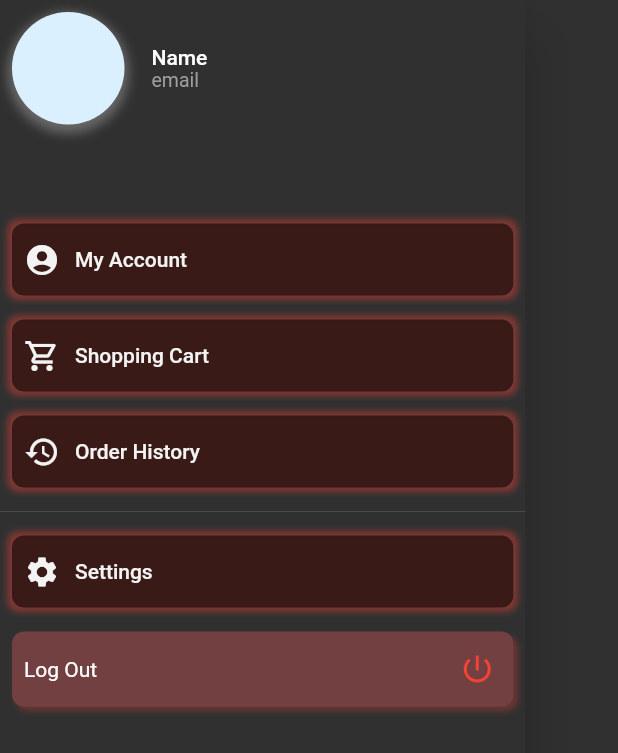
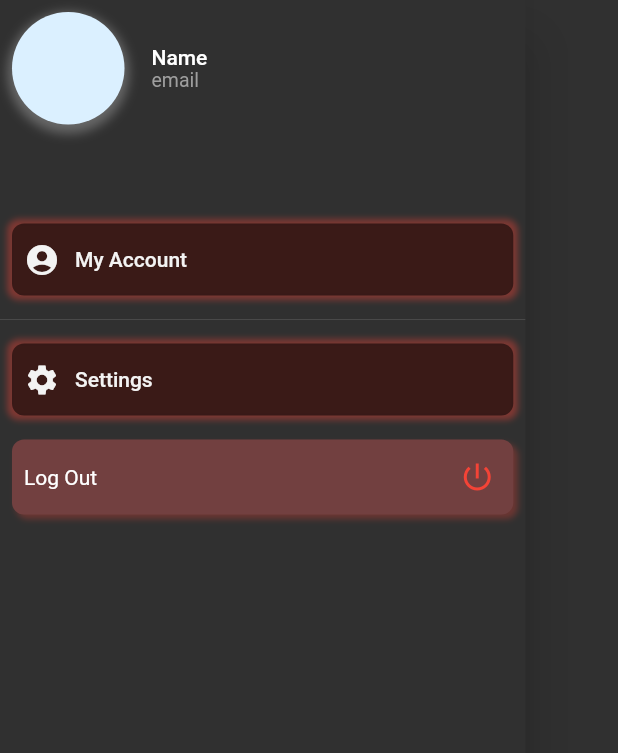
Before and after one commit to EmirhanSerin1/Latest-Movies-App, a Flutter app: the CustomDrawer widget shown alone on an empty page, opened directly, on a phone screen of 412 x 824 dp. Shown: the top 753 px of the screen. Run offline on Flutter 3.47's test engine with Material 2 defaults, Android fonts, the phone set to English and light mode, and no system bars; our stand-ins replace dio.

Commit message:
Deleted unnecessery codes

```diff
--- a/lib/screens/drawer.dart
+++ b/lib/screens/drawer.dart
@@ -26,10 +26,7 @@ class _CustomDrawerState extends State<CustomDrawer> {
                 children: const [
                   DrawerTop(),
                   MenuItem(icon: Icons.account_circle, text: "My Account"),
-                  MenuItem(
-                      icon: Icons.shopping_cart_outlined,
-                      text: "Shopping Cart"),
-                  MenuItem(icon: Icons.history, text: "Order History"),
+
                   Divider(),
                   MenuItem(icon: Icons.settings, text: "Settings"),
                   LogOut(),
```
